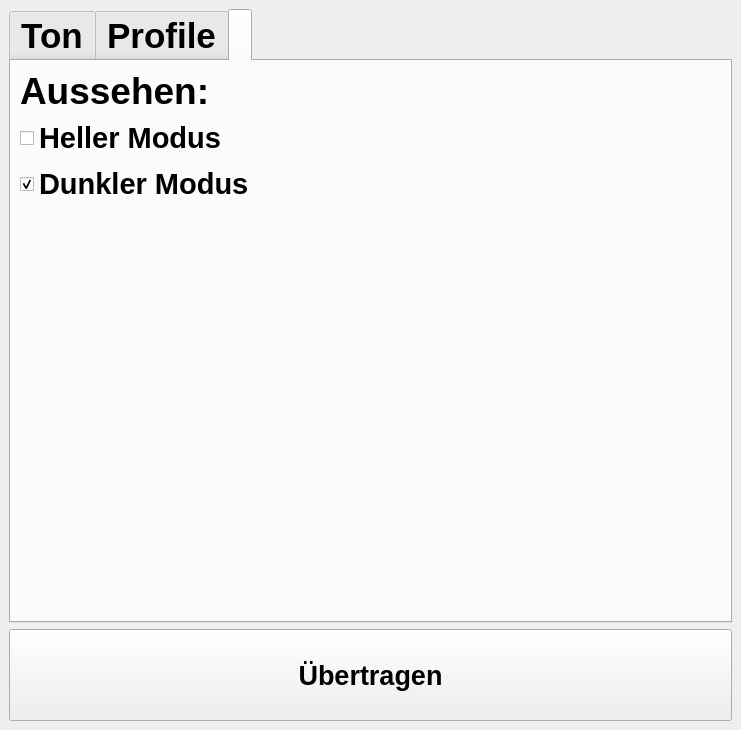
First picture: the form in klingelballui.ui, repository Sammasas/Klingelball-App, before the edit.
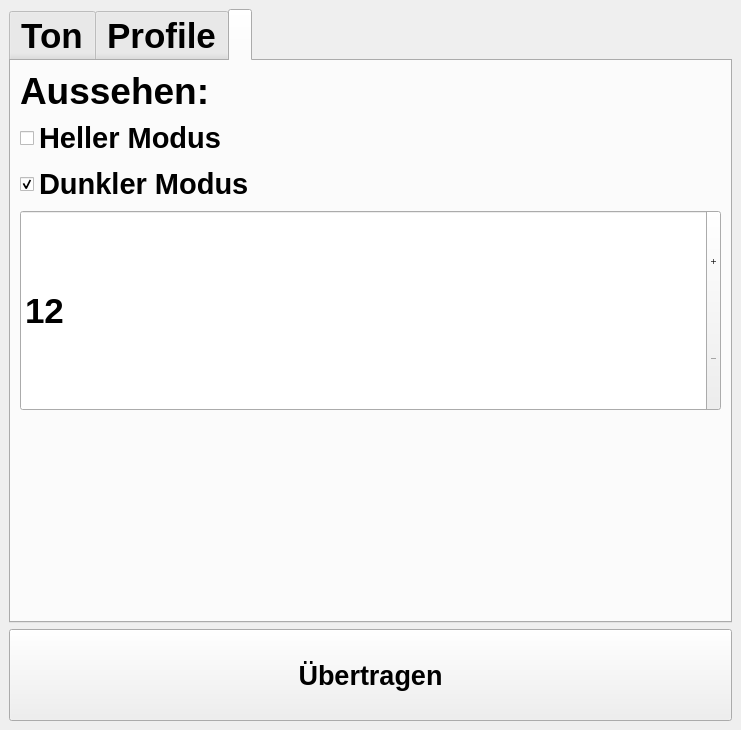
Second picture: the form after the edit. The open tabs and pages were chosen to show the change. Icons and pictures are not drawn.

What changed in the file:
```diff
--- a/klingelballui.ui
+++ b/klingelballui.ui
@@ -553,6 +553,28 @@
           </property>
          </widget>
         </item>
+        <item>
+         <widget class="QSpinBox" name="FontSize_spinBox">
+          <property name="sizePolicy">
+           <sizepolicy hsizetype="Minimum" vsizetype="MinimumExpanding">
+            <horstretch>0</horstretch>
+            <verstretch>0</verstretch>
+           </sizepolicy>
+          </property>
+          <property name="alignment">
+           <set>Qt::AlignLeading|Qt::AlignLeft|Qt::AlignVCenter</set>
+          </property>
+          <property name="buttonSymbols">
+           <enum>QAbstractSpinBox::PlusMinus</enum>
+          </property>
+          <property name="minimum">
+           <number>12</number>
+          </property>
+          <property name="maximum">
+           <number>36</number>
+          </property>
+         </widget>
+        </item>
         <item>
          <spacer name="verticalSpacer">
           <property name="orientation">
```
Left out of the diff: 9 changed lines with no effect on the pictures.
